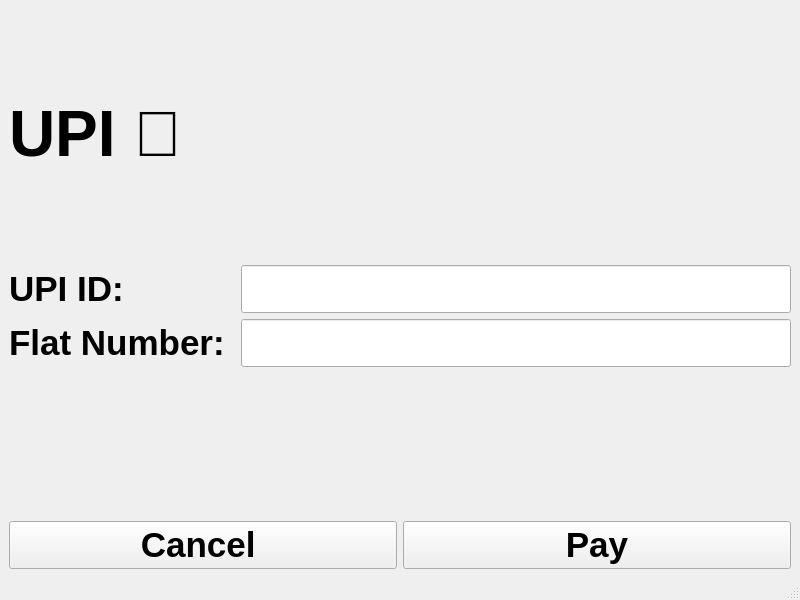
This is transaction_upi.ui in acmpesuecc/GrowPal as Qt 5 draws it before an edit. The edited form follows.
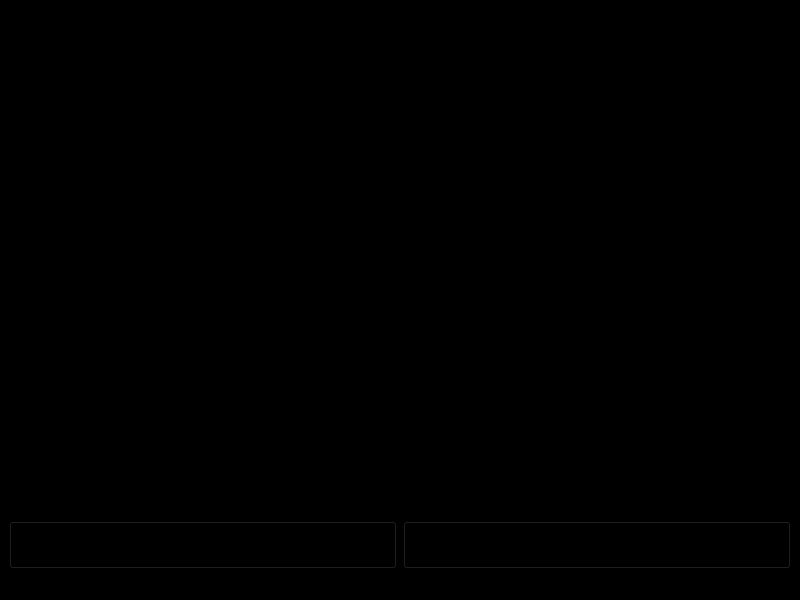
This is the edited form.

Diff of the .ui file:
```diff
--- a/transaction_upi.ui
+++ b/transaction_upi.ui
@@ -13,6 +13,9 @@
   <property name="windowTitle">
    <string>MainWindow</string>
   </property>
+  <property name="styleSheet">
+   <string notr="true">background-color: black;</string>
+  </property>
   <widget class="QWidget" name="centralwidget">
    <layout class="QGridLayout" name="gridLayout">
     <item row="0" column="0" colspan="2">
```
